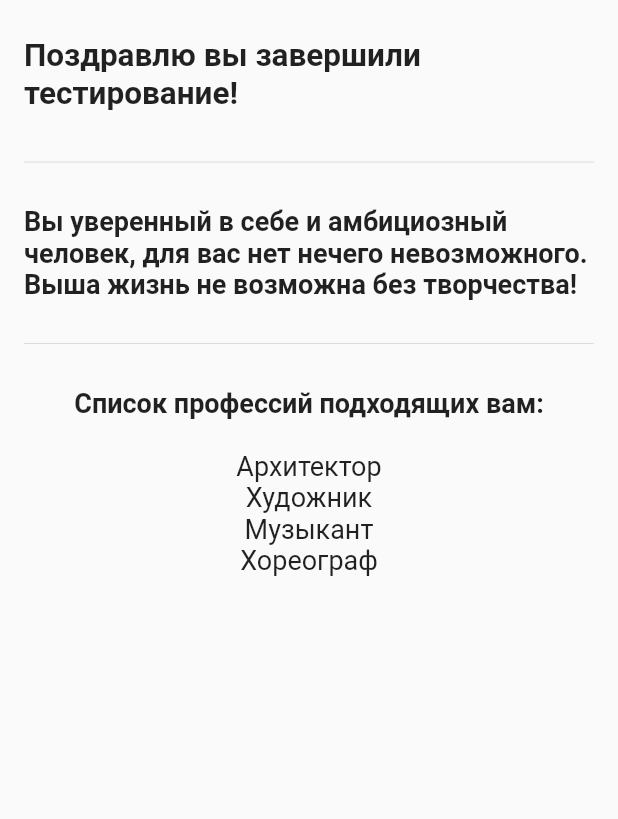
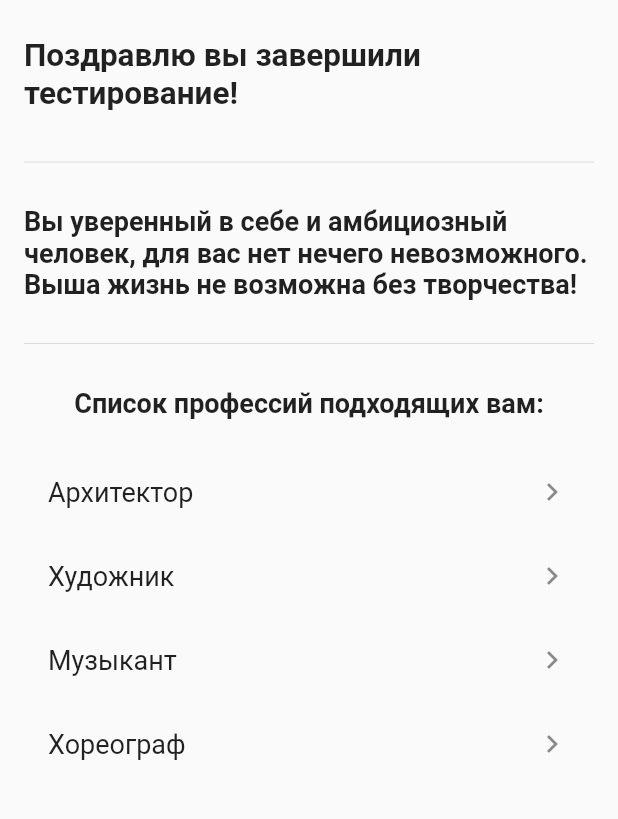
Before and after one commit to m-obrubov/mobile-kp, a Flutter app: the Result screen opened directly, on a phone screen of 412 x 824 dp, the part 258-1077 px from its top. Run offline on Flutter 3.47's test engine with Material 2 defaults, Android fonts, the phone set to English and light mode, and no system bars.

Commit message:
Список на странице

```diff
--- a/questionnaire_fe/lib/pages/result.dart
+++ b/questionnaire_fe/lib/pages/result.dart
@@ -24,11 +24,16 @@ class Result extends StatelessWidget {
     for (int i = 0; i < _result.professions.length; i++) {
       String professions = _result.professions[i];
       listProfessions.add (
-        Text(professions,
-            style: TextStyle(
+        ListTile(
+          title:
+            Text(professions,
+                style: TextStyle(
                 fontSize: 18.0
-            )),
-
+                )
+            ),
+          onTap: () => moveWithHistory(context, null /* Страница с результатами*/),
+          trailing: Icon(Icons.keyboard_arrow_right),
+        )
       );
     }
     widgetProfessions = new Column(children: listProfessions);
@@ -87,6 +92,4 @@ class Result extends StatelessWidget {
         )
     );
   }
-
-
 }
```
